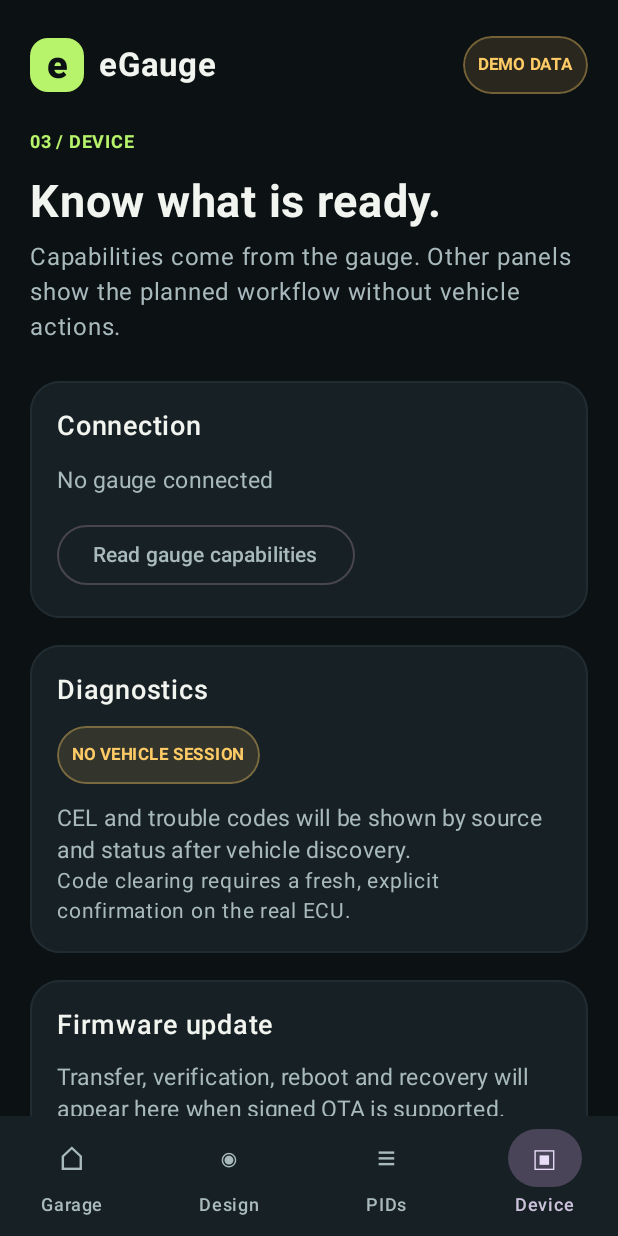
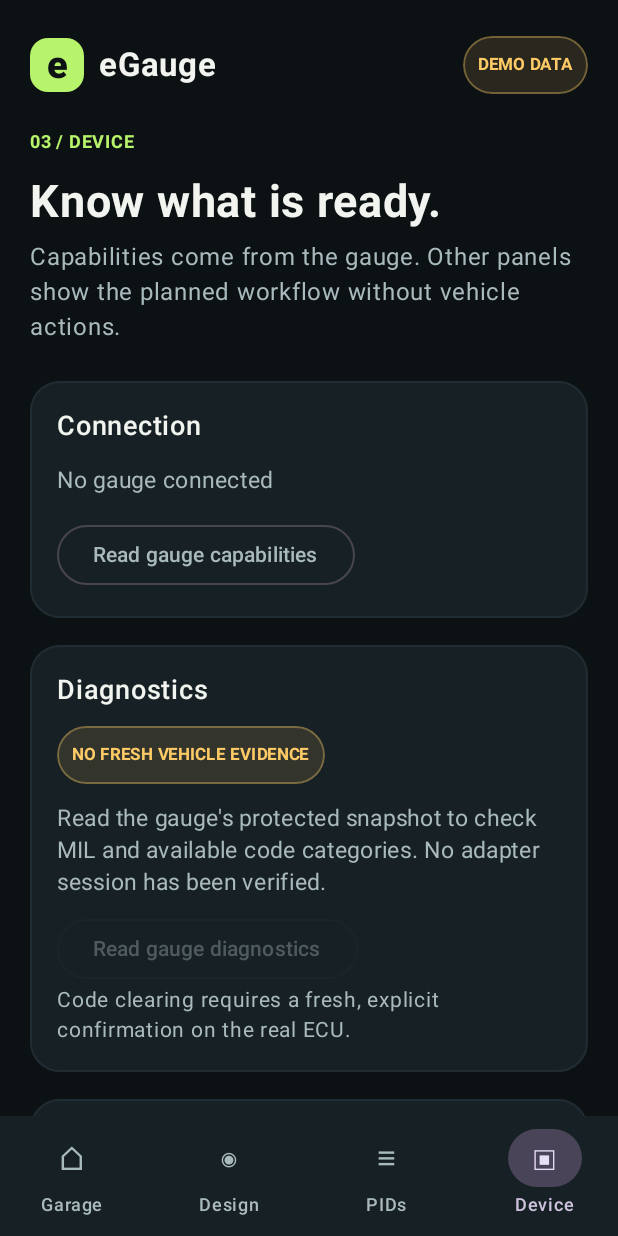
Before and after one commit to lstepnio/ESP32OBD2, an Android app built with Jetpack Compose: the screen it shows after launch (MainActivity), item 4 of the bottom bar chosen, on a phone screen of 412 x 824 dp. Run offline under Robolectric (Android 15) with nearby library versions, the phone set to English and light mode, and no system bars.

Commit message:
Add protected read-only MIL and DTC snapshot in Android

```diff
--- a/android/app/src/main/java/com/lstepnio/egauge/MainActivity.kt
+++ b/android/app/src/main/java/com/lstepnio/egauge/MainActivity.kt
@@ -105,7 +105,8 @@ class MainActivity : ComponentActivity() {
                 CompanionApp(model, onFindGauge = ::requestGauge, onSelectReading = ::requestSelection,
                     onReadSaved = ::requestSavedSnapshot, onRotate = ::requestRotation,
                     onApplyNumeric = ::requestNumericConfiguration,
-                    onReadConfig = ::requestActiveConfiguration)
+                    onReadConfig = ::requestActiveConfiguration,
+                    onReadDiagnostics = ::requestDiagnostics)
             }
         }
     }
@@ -237,13 +238,28 @@ class MainActivity : ComponentActivity() {
             }
         }
     }
+
+    private fun requestDiagnostics() {
+        model.markScanning(true)
+        lifecycleScope.launch {
+            try {
+                model.diagnosticsRead(GaugeConfigTransferClient(this@MainActivity)
+                    .readDiagnostics(model.bleClient.selectedGauge()))
+            } catch (error: CancellationException) {
+                model.selectionError("Diagnostic read was interrupted")
+                throw error
+            } catch (error: Exception) {
+                model.selectionError(error.message ?: "Could not read gauge diagnostics")
+            }
+        }
+    }
 }
 
 @Composable
 private fun CompanionApp(model: AppViewModel, onFindGauge: () -> Unit,
                          onSelectReading: () -> Unit, onReadSaved: () -> Unit,
                          onRotate: (Int) -> Unit, onApplyNumeric: () -> Unit,
-                         onReadConfig: () -> Unit) {
+                         onReadConfig: () -> Unit, onReadDiagnostics: () -> Unit) {
     BoxWithConstraints(Modifier.fillMaxSize()) {
         val wide = maxWidth >= 720.dp
         if (wide) {
@@ -260,7 +276,7 @@ private fun CompanionApp(model: AppViewModel, onFindGauge: () -> Unit,
                     }
                 }
                 AppBody(model, onFindGauge, onSelectReading, onReadSaved, onRotate, onApplyNumeric,
-                    onReadConfig, Modifier.weight(1f))
+                    onReadConfig, onReadDiagnostics, Modifier.weight(1f))
             }
         } else {
             Scaffold(containerColor = CanvasColor, bottomBar = {
@@ -275,7 +291,7 @@ private fun CompanionApp(model: AppViewModel, onFindGauge: () -> Unit,
                     }
                 }
             }) { padding -> AppBody(model, onFindGauge, onSelectReading, onReadSaved, onRotate,
-                onApplyNumeric, onReadConfig, Modifier.padding(padding)) }
+                onApplyNumeric, onReadConfig, onReadDiagnostics, Modifier.padding(padding)) }
         }
     }
 }
@@ -284,7 +300,8 @@ private fun CompanionApp(model: AppViewModel, onFindGauge: () -> Unit,
 private fun AppBody(model: AppViewModel, onFindGauge: () -> Unit,
                     onSelectReading: () -> Unit, onReadSaved: () -> Unit,
                     onRotate: (Int) -> Unit, onApplyNumeric: () -> Unit,
-                    onReadConfig: () -> Unit, modifier: Modifier = Modifier) {
+                    onReadConfig: () -> Unit, onReadDiagnostics: () -> Unit,
+                    modifier: Modifier = Modifier) {
     Box(modifier.fillMaxSize(), contentAlignment = Alignment.TopCenter) {
         Column(Modifier.widthIn(max = 840.dp).fillMaxWidth().fillMaxHeight().padding(horizontal = 20.dp)) {
             Header(model)
@@ -293,7 +310,7 @@ private fun AppBody(model: AppViewModel, onFindGauge: () -> Unit,
                 Destination.Design -> DesignScreen(model, onApplyNumeric)
                 Destination.Pids -> PidsScreen(model)
                 Destination.Device -> DeviceScreen(model, onFindGauge, onSelectReading, onReadSaved,
-                    onRotate, onReadConfig)
+                    onRotate, onReadConfig, onReadDiagnostics)
             }
         }
     }
@@ -758,7 +775,8 @@ private fun PidsScreen(model: AppViewModel) {
 @Composable
 private fun DeviceScreen(model: AppViewModel, onFindGauge: () -> Unit,
                          onSelectReading: () -> Unit, onReadSaved: () -> Unit,
-                         onRotate: (Int) -> Unit, onReadConfig: () -> Unit) {
+                         onRotate: (Int) -> Unit, onReadConfig: () -> Unit,
+                         onReadDiagnostics: () -> Unit) {
     Column(Modifier.fillMaxSize().verticalScroll(rememberScrollState()).padding(bottom = 28.dp)) {
         Intro("03 / Device", "Know what is ready.",
             "Capabilities come from the gauge. Other panels show the planned workflow without vehicle actions.")
@@ -834,10 +852,38 @@ private fun DeviceScreen(model: AppViewModel, onFindGauge: () -> Unit,
         Spacer(Modifier.height(18.dp))
         Panel {
             SectionHeading("Diagnostics")
-            StatusPill("NO VEHICLE SESSION", WarningColor)
+            val diagnostics = model.diagnostics
+            StatusPill(when {
+                diagnostics?.milFresh == true && diagnostics.milOn -> "MIL ON"
+                diagnostics?.milFresh == true -> "MIL OFF"
+                else -> "NO FRESH VEHICLE EVIDENCE"
+            }, when {
+                diagnostics?.milFresh == true && diagnostics.milOn -> CriticalColor
+                diagnostics?.milFresh == true -> AccentColor
+                else -> WarningColor
+            })
             Spacer(Modifier.height(12.dp))
-            Text("CEL and trouble codes will be shown by source and status after vehicle discovery.",
+            if (diagnostics != null) {
+                if (diagnostics.milFresh) InfoLine("ECU reported count", diagnostics.reportedCount.toString())
+                listOf(
+                    Triple("Confirmed", diagnostics.confirmedFresh, diagnostics.confirmedCount to diagnostics.confirmedFirst),
+                    Triple("Pending", diagnostics.pendingFresh, diagnostics.pendingCount to diagnostics.pendingFirst),
+                    Triple("Permanent", diagnostics.permanentFresh, diagnostics.permanentCount to diagnostics.permanentFirst),
+                ).forEach { (label, fresh, data) ->
+                    InfoLine(label, if (fresh) "${data.first} code(s)${data.second?.let { ", first $it" } ?: ""}"
+                        else "No fresh response")
+                }
+                Text("Counts and first codes are a read-only snapshot from headerless adapter replies. " +
+                    "No ECU identity or complete code list is available yet.",
+                    color = MutedColor, fontSize = 13.sp, lineHeight = 19.sp)
+            } else Text("Read the gauge's protected snapshot to check MIL and available code categories. " +
+                "No adapter session has been verified.",
                 color = MutedColor, fontSize = 15.sp, lineHeight = 21.sp)
+            Spacer(Modifier.height(10.dp))
+            OutlinedButton(onClick = onReadDiagnostics,
+                enabled = !model.scanning && model.capabilities?.experimentalNumericConfig == true) {
+                Text("Read gauge diagnostics")
+            }
             Text("Code clearing requires a fresh, explicit confirmation on the real ECU.",
                 color = MutedColor, fontSize = 14.sp, lineHeight = 20.sp)
         }
```
Also changed, not shown: android/app/src/main/java/com/lstepnio/egauge/AppModel.kt (+13 -0 lines), android/app/src/main/java/com/lstepnio/egauge/GaugeConfigTransferClient.kt (+38 -7 lines), 1 other file.
